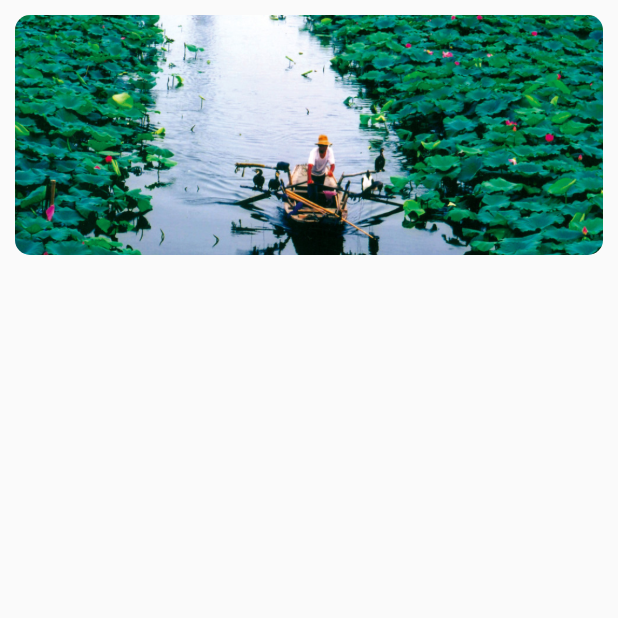
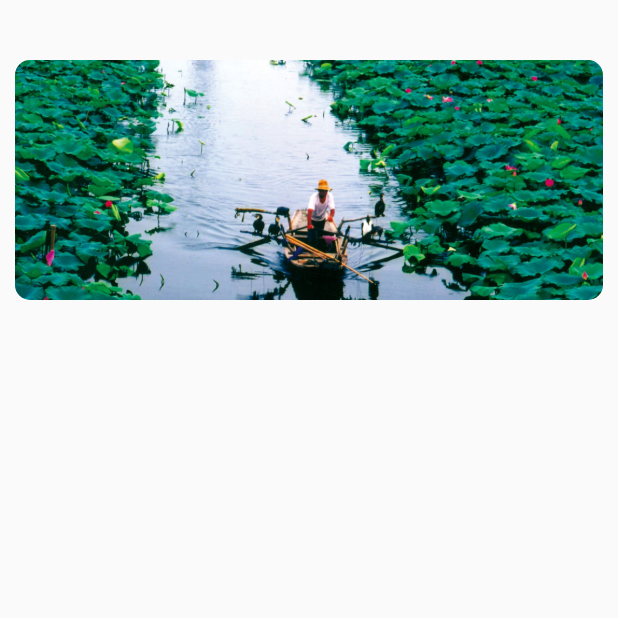
Before and after one commit to micki-zhou/potato, a Flutter app: the HomePage screen opened directly, on a phone screen of 412 x 824 dp, the top half of it. Run offline on Flutter 3.47's test engine with Material 2 defaults, Android fonts, the phone set to English and light mode, and no system bars; our stand-ins replace shared_preferences, simple_animations; accounts and stored records are empty.

Commit message:
update animation

```diff
--- a/lib/ui/home.dart
+++ b/lib/ui/home.dart
@@ -21,7 +21,7 @@ class _HomePageState extends State<HomePage> {
         index = 0;
       }
       pageController.animateToPage(index,
-          duration: Duration(milliseconds: 500), curve: Curves.easeIn);
+          duration: Duration(seconds: 1), curve: Curves.easeInOutBack);
     });
   }
 
@@ -36,12 +36,18 @@ class _HomePageState extends State<HomePage> {
     return Scaffold(
       body: Center(
         child: Column(
-          children: <Widget>[Container(height: 180, child: _homeBanner())],
+          children: <Widget>[
+            Container(
+                margin: EdgeInsets.fromLTRB(0, 30, 0, 0),
+                height: 180,
+                child: _homeBanner())
+          ],
         ),
       ),
     );
   }
 
+  // banner 图
   Widget _homeBanner() {
     return PageView(
       controller: pageController,
```
